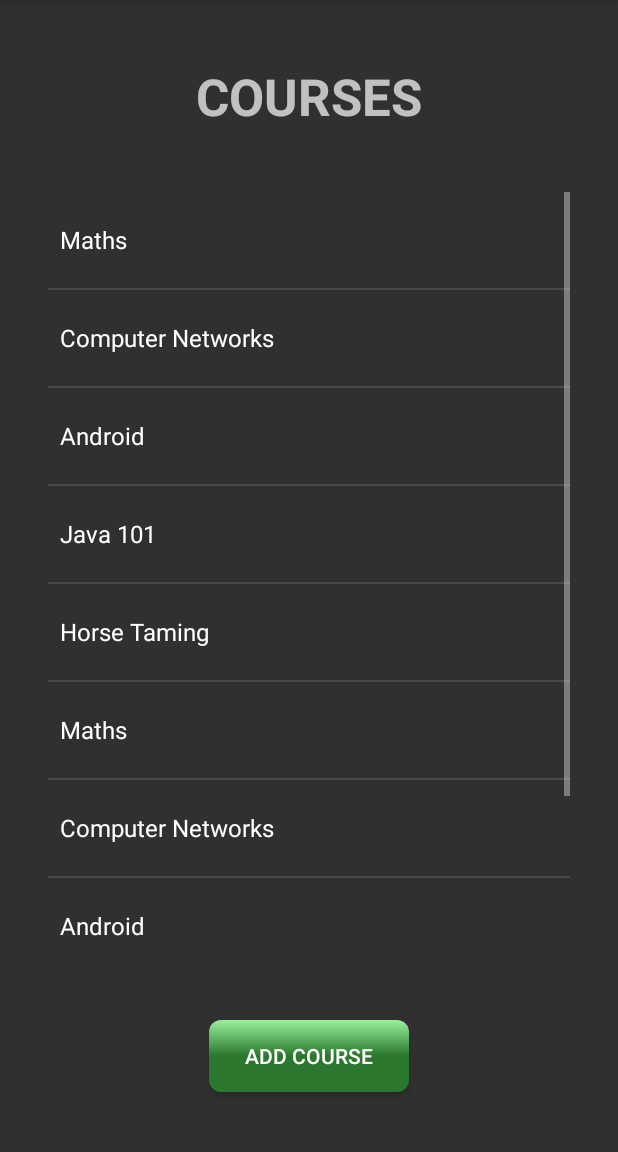
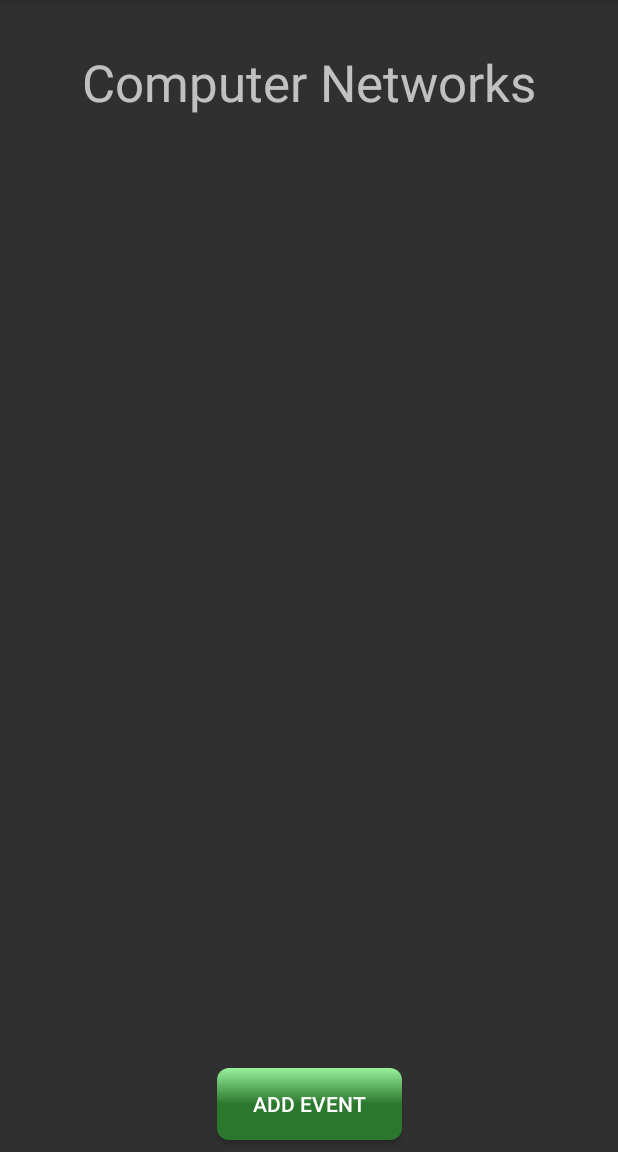
Before and after one commit to jsoutine/StudyApp, an Android app: the ViewCourses screen opened directly, with no data from a screen before it, after a tap on "Computer Networks", on a phone screen of 412 x 824 dp, the part 84-1236 px from its top. Run offline under Robolectric (Android 15) with nearby library versions, the phone set to English and light mode, and no system bars.

Commit message:
some more work on courses and changed all buttons

```diff
--- a/app/src/main/AndroidManifest.xml
+++ b/app/src/main/AndroidManifest.xml
@@ -9,13 +9,14 @@
         android:roundIcon="@mipmap/ic_launcher_round"
         android:supportsRtl="true"
         android:theme="@style/Theme.AppCompat">
-        <activity android:name=".Tools.ToDoList"></activity>
+        <activity android:name=".Events.CourseWindow"></activity>
+        <activity android:name=".Tools.ToDoList" />
         <activity android:name=".Tools.BrownNoise" />
         <activity android:name=".Calendar" />
         <activity android:name=".Tools.MemoryCards.CardMaker" />
         <activity android:name=".Tools.ToolsMenu" />
         <activity android:name=".Help" />
-        <activity android:name=".Events.ViewEvents" />
+        <activity android:name=".Events.ViewCourses" />
         <activity android:name=".Events.CreateEvent" />
         <activity android:name=".Tools.Timer.TimerMenu" />
         <activity android:name=".Tools.Timer.Timer" />
@@ -23,7 +24,7 @@
         <activity android:name=".Tools.MemoryCards.MyCards" />
         <activity android:name=".Tools.MemoryCards.CardMenu" />
         <activity android:name=".Tools.MemoryCards.CreateDeck" />
-        <activity android:name=".Events.EventsMenu" />
+        <activity android:name=".Events.AddCourse" />
         <activity android:name=".MainActivity">
             <intent-filter>
                 <action android:name="android.intent.action.MAIN" />
--- /dev/null
+++ b/app/src/main/java/com/example/android/studyapp/Events/CourseWindow.java
@@ -0,0 +1,30 @@
+package com.example.android.studyapp.Events;
+
+import androidx.appcompat.app.AppCompatActivity;
+
+import android.content.Intent;
+import android.os.Bundle;
+import android.view.View;
+import android.widget.TextView;
+
+import com.example.android.studyapp.R;
+
+public class CourseWindow extends AppCompatActivity {
+
+    String courseName;
+
+    @Override
+    protected void onCreate(Bundle savedInstanceState) {
+        super.onCreate(savedInstanceState);
+        setContentView(R.layout.activity_course_window);
+
+        courseInfo();
+    }
+
+    public void courseInfo(){
+        Intent i = getIntent();
+        courseName = i.getExtras().getString("courseId");
+        TextView courseText = (TextView) findViewById(R.id.courseTextView);
+        courseText.setText(courseName);
+    }
+}
--- a/app/src/main/java/com/example/android/studyapp/Events/ExampleEvents.java
+++ /dev/null
@@ -1,4 +0,0 @@
-package com.example.android.studyapp.Events;
-
-public class ExampleEvents {
-}
--- a/app/src/main/java/com/example/android/studyapp/Events/ViewEvents.java
+++ b/app/src/main/java/com/example/android/studyapp/Events/ViewCourses.java
@@ -2,6 +2,7 @@ package com.example.android.studyapp.Events;
 
 import androidx.appcompat.app.AppCompatActivity;
 
+import android.content.Intent;
 import android.os.Bundle;
 import android.util.Log;
 import android.view.View;
@@ -13,28 +14,28 @@ import com.example.android.studyapp.R;
 
 import java.util.ArrayList;
 
-public class ViewEvents extends AppCompatActivity {
+public class ViewCourses extends AppCompatActivity {
+
+    ArrayList<String> myCourses = new ArrayList<String>();
+
 
     @Override
     protected void onCreate(Bundle savedInstanceState) {
         super.onCreate(savedInstanceState);
         setContentView(R.layout.activity_view_events);
 
-        ListView eventListView = findViewById(R.id.eventListView);
-
-        final ArrayList<String> myCourses = new ArrayList<String>();
+        final ListView eventListView = findViewById(R.id.eventListView);
 
         myCourses.add("Maths");
         myCourses.add("Computer Networks");
         myCourses.add("Android");
         myCourses.add("Java 101");
         myCourses.add("Horse Taming");
-        myCourses.add("Maths");
-        myCourses.add("Computer Networks");
-        myCourses.add("Android");
-        myCourses.add("Java 101");
-        myCourses.add("Horse Taming");
-
+        myCourses.add("Psychology Introduction");
+        myCourses.add("Fundamental Philosophy");
+        myCourses.add("Greek Verbs and their influence on Roman mythology");
+        myCourses.add("International Relations");
+        myCourses.add("Spycraft 201");
 
         ArrayAdapter<String> arrayAdapter = new ArrayAdapter<String>(this, android.R.layout.simple_dropdown_item_1line, myCourses);
 
@@ -43,9 +44,16 @@ public class ViewEvents extends AppCompatActivity {
         eventListView.setOnItemClickListener(new AdapterView.OnItemClickListener() {
             @Override
             public void onItemClick(AdapterView<?> adapterView, View view, int i, long l) {
-
-                Log.i("Course selected", myCourses.get(i));
+                String courseId = (String) eventListView.getItemAtPosition(i);
+                Intent intent = new Intent(getApplicationContext(),CourseWindow.class);
+                intent.putExtra("courseId", courseId);
+                startActivity(intent);
             }
         });
     }
+
+    public void addCourseClick (View view) {
+        Intent i = new Intent(this, AddCourse.class);
+        startActivity (i);
+    }
 }
--- a/app/src/main/java/com/example/android/studyapp/MainActivity.java
+++ b/app/src/main/java/com/example/android/studyapp/MainActivity.java
@@ -5,10 +5,8 @@ import androidx.appcompat.app.AppCompatActivity;
 import android.content.Intent;
 import android.os.Bundle;
 import android.view.View;
-import android.widget.Button;
 
-import com.example.android.studyapp.Events.EventsMenu;
-import com.example.android.studyapp.Events.ViewEvents;
+import com.example.android.studyapp.Events.ViewCourses;
 import com.example.android.studyapp.Tools.ToolsMenu;
 
 public class MainActivity extends AppCompatActivity {
@@ -20,12 +18,10 @@ public class MainActivity extends AppCompatActivity {
 
         super.onCreate(savedInstanceState);
         setContentView(R.layout.activity_main);
-
-
     }
 
     public void eventClick (View view) {
-        Intent i = new Intent(this, ViewEvents.class);
+        Intent i = new Intent(this, ViewCourses.class);
         startActivity (i);
     }
 
@@ -42,6 +38,4 @@ public class MainActivity extends AppCompatActivity {
         Intent i = new Intent(this, Calendar.class);
         startActivity (i);
     }
-
-    //test
 }
--- a/app/src/main/res/layout/activity_brown_noise.xml
+++ b/app/src/main/res/layout/activity_brown_noise.xml
@@ -8,6 +8,7 @@
 
     <Button
         android:id="@+id/btnPlay"
+        style="@style/JuliusButton"
         android:layout_width="117dp"
         android:layout_height="74dp"
         android:text="PLAY"
@@ -20,6 +21,7 @@
 
     <Button
         android:id="@+id/btnPause"
+        style="@style/JuliusButton"
         android:layout_width="117dp"
         android:layout_height="74dp"
         android:text="PAUSE"
--- /dev/null
+++ b/app/src/main/res/layout/activity_course_window.xml
@@ -0,0 +1,48 @@
+<?xml version="1.0" encoding="utf-8"?>
+<androidx.constraintlayout.widget.ConstraintLayout xmlns:android="http://schemas.android.com/apk/res/android"
+    xmlns:app="http://schemas.android.com/apk/res-auto"
+    xmlns:tools="http://schemas.android.com/tools"
+    android:layout_width="match_parent"
+    android:layout_height="match_parent"
+    tools:context=".Events.CourseWindow">
+
+    <LinearLayout
+        android:id="@+id/linearLayout3"
+        android:layout_width="match_parent"
+        android:layout_height="match_parent"
+        android:layout_marginStart="16dp"
+        android:layout_marginTop="32dp"
+        android:layout_marginEnd="16dp"
+        android:layout_marginBottom="64dp"
+        android:gravity="center_horizontal"
+        android:orientation="vertical"
+        app:layout_constraintBottom_toBottomOf="parent"
+        app:layout_constraintEnd_toEndOf="parent"
+        app:layout_constraintStart_toStartOf="parent"
+        app:layout_constraintTop_toTopOf="parent">
+
+        <TextView
+            android:id="@+id/courseTextView"
+            android:layout_width="wrap_content"
+            android:layout_height="wrap_content"
+            android:text="Course Name"
+            android:textAppearance="@style/TextAppearance.AppCompat.Display1" />
+
+        <ListView
+            android:layout_width="match_parent"
+            android:layout_height="wrap_content" />
+
+    </LinearLayout>
+
+    <Button
+        android:id="@+id/addEventButton"
+        style="@style/JuliusButton"
+        android:layout_width="wrap_content"
+        android:layout_height="wrap_content"
+        android:text="ADD EVENT"
+        app:layout_constraintBottom_toBottomOf="parent"
+        app:layout_constraintEnd_toEndOf="parent"
+        app:layout_constraintStart_toStartOf="parent"
+        app:layout_constraintTop_toBottomOf="@+id/linearLayout3" />
+
+</androidx.constraintlayout.widget.ConstraintLayout>
--- a/app/src/main/res/layout/activity_help.xml
+++ b/app/src/main/res/layout/activity_help.xml
@@ -22,6 +22,7 @@
 
     <Button
         android:id="@+id/btnCallUs"
+        style="@style/JuliusButton"
         android:layout_width="200dp"
         android:layout_height="50dp"
         android:text="Call us"
@@ -62,6 +63,7 @@
 
     <Button
         android:id="@+id/btnEmailUs"
+        style="@style/JuliusButton"
         android:layout_width="200dp"
         android:layout_height="50dp"
         android:text="Email Us"
--- a/app/src/main/res/layout/activity_study_tips.xml
+++ b/app/src/main/res/layout/activity_study_tips.xml
@@ -28,6 +28,7 @@
 
     <Button
         android:id="@+id/btnTip"
+        style="@style/JuliusButton"
         android:layout_width="200dp"
         android:layout_height="wrap_content"
         android:text="Tip Generator"
--- a/app/src/main/res/layout/activity_timer_menu.xml
+++ b/app/src/main/res/layout/activity_timer_menu.xml
@@ -8,13 +8,12 @@
 
     <Button
         android:id="@+id/btnStartPauseTime"
+        style="@style/JuliusButton"
         android:layout_width="250dp"
         android:layout_height="50dp"
         android:layout_marginStart="120dp"
-        android:layout_marginLeft="120dp"
         android:layout_marginTop="260dp"
         android:layout_marginEnd="120dp"
-        android:layout_marginRight="120dp"
         android:layout_marginBottom="500dp"
         android:onClick="timerStartClick"
         android:text="START TIMER"
@@ -54,6 +53,7 @@
 
     <Button
         android:id="@+id/btnResetTimer"
+        style="@style/JuliusButton"
         android:layout_width="250dp"
         android:layout_height="50dp"
         android:text="Reset Timer"
--- a/app/src/main/res/layout/activity_view_events.xml
+++ b/app/src/main/res/layout/activity_view_events.xml
@@ -4,7 +4,7 @@
     xmlns:tools="http://schemas.android.com/tools"
     android:layout_width="match_parent"
     android:layout_height="match_parent"
-    tools:context=".Events.ViewEvents">
+    tools:context=".Events.ViewCourses">
 
     <ListView
         android:id="@+id/eventListView"
@@ -37,6 +37,7 @@
         style="@style/JuliusButton"
         android:layout_width="wrap_content"
         android:layout_height="wrap_content"
+        android:onClick="addCourseClick"
         android:text="ADD COURSE"
         app:layout_constraintBottom_toBottomOf="parent"
         app:layout_constraintEnd_toEndOf="parent"
```
Also changed, not shown: app/src/main/java/com/example/android/studyapp/Events/AddCourse.java (renamed from app/src/main/java/com/example/android/studyapp/Events/EventsMenu.java, +8 -1 lines), app/src/main/res/layout/activity_card_menu.xml (+7 -6 lines), app/src/main/res/layout/activity_events_menu.xml (+44 -7 lines), app/src/main/res/layout/activity_to_do_list.xml (+7 -6 lines).
